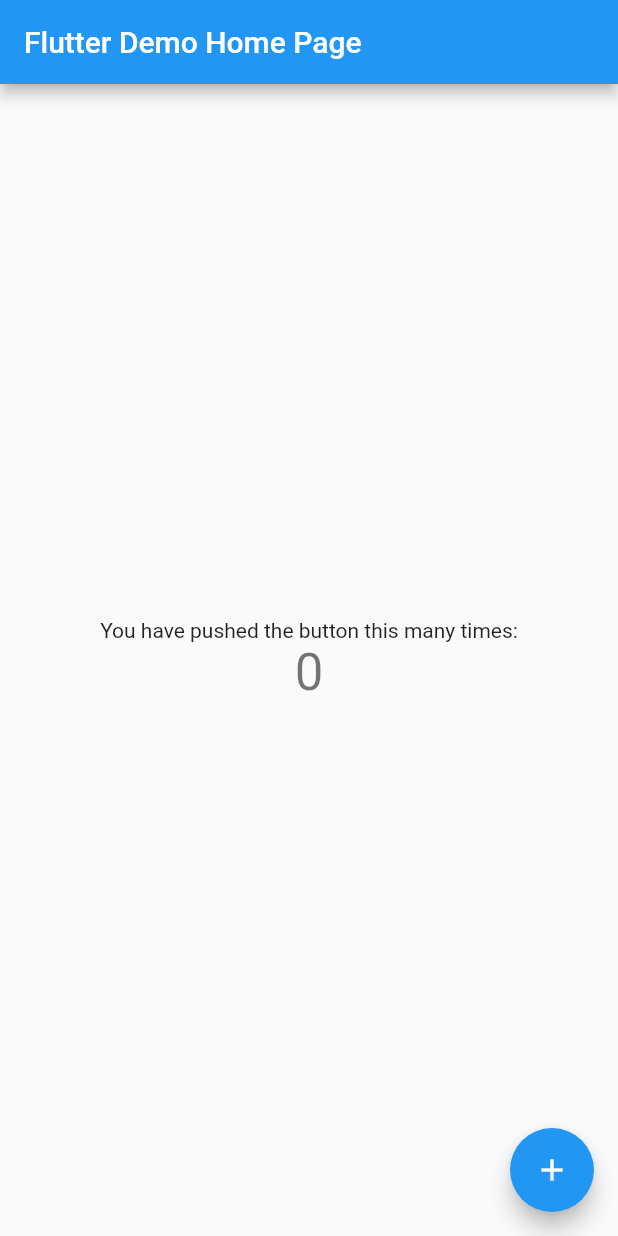
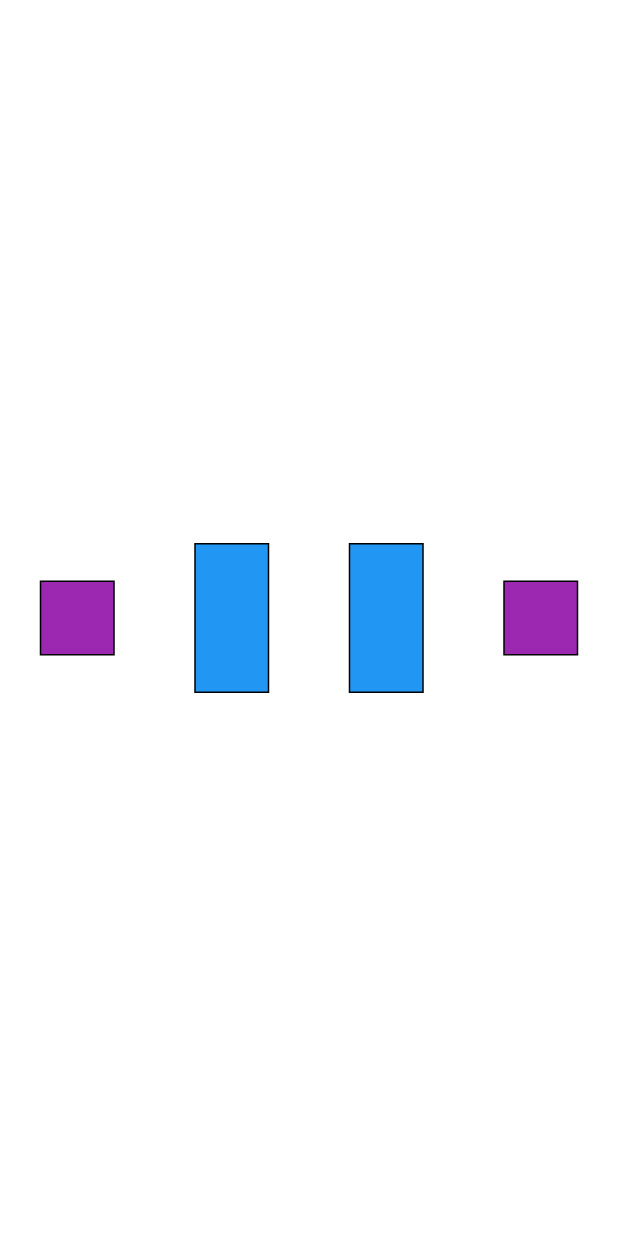
Before and after one commit to duannd/flutter_layout, a Flutter app: the screen it shows after launch, on a phone screen of 412 x 824 dp. Run offline on Flutter 3.47's test engine with Material 2 defaults, Android fonts, the phone set to English and light mode, and no system bars.

Commit message:
Layout complete Row and Column classes section

```diff
--- a/lib/main.dart
+++ b/lib/main.dart
@@ -1,4 +1,7 @@
 import 'package:flutter/material.dart';
+import 'themes/default_theme.dart';
+import 'widgets/home_page.dart';
+import 'widgets/column.dart';
 
 void main() {
   runApp(MyApp());
@@ -10,108 +13,8 @@ class MyApp extends StatelessWidget {
   Widget build(BuildContext context) {
     return MaterialApp(
       title: 'Flutter Demo',
-      theme: ThemeData(
-        // This is the theme of your application.
-        //
-        // Try running your application with "flutter run". You'll see the
-        // application has a blue toolbar. Then, without quitting the app, try
-        // changing the primarySwatch below to Colors.green and then invoke
-        // "hot reload" (press "r" in the console where you ran "flutter run",
-        // or simply save your changes to "hot reload" in a Flutter IDE).
-        // Notice that the counter didn't reset back to zero; the application
-        // is not restarted.
-        primarySwatch: Colors.blue,
-        // This makes the visual density adapt to the platform that you run
-        // the app on. For desktop platforms, the controls will be smaller and
-        // closer together (more dense) than on mobile platforms.
-        visualDensity: VisualDensity.adaptivePlatformDensity,
-      ),
-      home: MyHomePage(title: 'Flutter Demo Home Page'),
+      theme: purpleTheme,
+      home: MyRowWidget(),
     );
   }
 }
-
-class MyHomePage extends StatefulWidget {
-  MyHomePage({Key key, this.title}) : super(key: key);
-
-  // This widget is the home page of your application. It is stateful, meaning
-  // that it has a State object (defined below) that contains fields that affect
-  // how it looks.
-
-  // This class is the configuration for the state. It holds the values (in this
-  // case the title) provided by the parent (in this case the App widget) and
-  // used by the build method of the State. Fields in a Widget subclass are
-  // always marked "final".
-
-  final String title;
-
-  @override
-  _MyHomePageState createState() => _MyHomePageState();
-}
-
-class _MyHomePageState extends State<MyHomePage> {
-  int _counter = 0;
-
-  void _incrementCounter() {
-    setState(() {
-      // This call to setState tells the Flutter framework that something has
-      // changed in this State, which causes it to rerun the build method below
-      // so that the display can reflect the updated values. If we changed
-      // _counter without calling setState(), then the build method would not be
-      // called again, and so nothing would appear to happen.
-      _counter++;
-    });
-  }
-
-  @override
-  Widget build(BuildContext context) {
-    // This method is rerun every time setState is called, for instance as done
-    // by the _incrementCounter method above.
-    //
-    // The Flutter framework has been optimized to make rerunning build methods
-    // fast, so that you can just rebuild anything that needs updating rather
-    // than having to individually change instances of widgets.
-    return Scaffold(
-      appBar: AppBar(
-        // Here we take the value from the MyHomePage object that was created by
-        // the App.build method, and use it to set our appbar title.
-        title: Text(widget.title),
-      ),
-      body: Center(
-        // Center is a layout widget. It takes a single child and positions it
-        // in the middle of the parent.
-        child: Column(
-          // Column is also a layout widget. It takes a list of children and
-          // arranges them vertically. By default, it sizes itself to fit its
-          // children horizontally, and tries to be as tall as its parent.
-          //
-          // Invoke "debug painting" (press "p" in the console, choose the
-          // "Toggle Debug Paint" action from the Flutter Inspector in Android
-          // Studio, or the "Toggle Debug Paint" command in Visual Studio Code)
-          // to see the wireframe for each widget.
-          //
-          // Column has various properties to control how it sizes itself and
-          // how it positions its children. Here we use mainAxisAlignment to
-          // center the children vertically; the main axis here is the vertical
-          // axis because Columns are vertical (the cross axis would be
-          // horizontal).
-          mainAxisAlignment: MainAxisAlignment.center,
-          children: <Widget>[
-            Text(
-              'You have pushed the button this many times:',
-            ),
-            Text(
-              '$_counter',
-              style: Theme.of(context).textTheme.headline4,
-            ),
-          ],
-        ),
-      ),
-      floatingActionButton: FloatingActionButton(
-        onPressed: _incrementCounter,
-        tooltip: 'Increment',
-        child: Icon(Icons.add),
-      ), // This trailing comma makes auto-formatting nicer for build methods.
-    );
-  }
-}
--- /dev/null
+++ b/lib/themes/default_theme.dart
@@ -0,0 +1,16 @@
+import 'package:flutter/material.dart';
+
+var purpleTheme = ThemeData(
+      // This is the theme of your application.
+      //
+      // Try running your application with "flutter run".
+      // You'll see the application has a blue toolbar.
+      // Then, without quitting the app, try changing the primarySwatch below to Colors.green and then invoke
+      //  "hot reload" (press "r" in the console where you ran "flutter run",
+      //  or simply save your changes to "hot reload" in a Flutter IDE).
+      // Notice that the counter didn't reset back to zero; the application is not restarted.
+      primarySwatch: Colors.purple,
+      // This makes the visual density adapt to the platform that you run the app on.
+      // For desktop platforms, the controls will be smaller and closer together (more dense) than on mobile platforms.
+      visualDensity: VisualDensity.adaptivePlatformDensity
+    );
--- /dev/null
+++ b/lib/widgets/column.dart
@@ -0,0 +1,46 @@
+import 'package:flutter/material.dart';
+
+class MyRowWidget extends StatelessWidget {
+  @override
+  Widget build(BuildContext context) {
+    return Row(
+      // mainAxisSize: MainAxisSize.max,
+      mainAxisAlignment: MainAxisAlignment.spaceAround, // alignment boxes horizontal
+      crossAxisAlignment: CrossAxisAlignment.center, // alignment boxes vertical
+      children: <Widget>[
+        BlueBox(),
+        BiggerBlueBox(),
+        BiggerBlueBox(),
+        BlueBox()
+      ],
+    );
+  }
+}
+
+class BlueBox extends StatelessWidget {
+  @override
+  Widget build(BuildContext context) {
+    return Container(
+      width: 50,
+      height: 50,
+      decoration: BoxDecoration(
+        color: Colors.purple,
+        border: Border.all()
+      ),
+    );
+  }
+}
+
+class BiggerBlueBox extends StatelessWidget {
+  @override
+  Widget build(BuildContext context) {
+    return Container(
+      width: 50,
+      height: 100,
+      decoration: BoxDecoration(
+        color: Colors.blue,
+        border: Border.all()
+      ),
+    );
+  }
+}
--- /dev/null
+++ b/lib/widgets/home_page.dart
@@ -0,0 +1,63 @@
+import 'package:flutter/material.dart';
+
+class HomePage extends StatefulWidget {
+  // This widget is the home page of your application.
+  // It is stateful, meaning that it has a State object (defined below) that contains fields that affect how it looks.
+
+  // This class is the configuration for the state.
+  // It holds the values (in this case the title) provided by the parent (in this case the App widget)
+  //    and used by the build method of the State.
+  // Fields in a Widget subclass are always marked "final".
+  final String title;
+
+  HomePage({Key key, this.title}) : super(key: key);
+
+  @override
+  _HomePageState createState() => _HomePageState();
+
+}
+
+class _HomePageState extends State<HomePage> {
+  int _counter = 0;
+
+  void _incrementCounter() {
+    setState(() {
+      // This call to setState tells the Flutter framework that something has changed in this State,
+      //    which causes it to rerun the build method below so that the display can reflect the updated values.
+      // If we changed _counter without calling setState(), then the build method would not be called again, and so nothing would appear to happen.
+      _counter++;
+    });
+  }
+
+  @override
+  Widget build(BuildContext context) {
+    // This method is rerun every time setState is called, for instance as done by the _incrementCounter method above.
+    //
+    // The Flutter framework has been optimized to make rerunning build methods fast,
+    //    so that you can just rebuild anything that needs updating rather than having to individually change instances of widgets.
+    return Scaffold(
+      appBar: AppBar(
+        // Here we take the value from the HomePage object that was created by the App.build method, and use it to set our appbar title.
+        title: Text(widget.title),
+      ),
+      body: Center(
+        // Center is a layout widget. It takes a single child and positions it in the middle of the parent.
+        child: Column(
+          mainAxisAlignment: MainAxisAlignment.center,
+          children: <Widget>[
+            Text('You have pushed the button this many times:'),
+            Text(
+              '$_counter',
+              style: Theme.of(context).textTheme.headline4,
+            )
+          ],
+        ),
+      ),
+      floatingActionButton: FloatingActionButton(
+        onPressed: _incrementCounter,
+        tooltip: 'Increment',
+        child: Icon(Icons.add)
+      ),
+    );
+  }
+}
```
